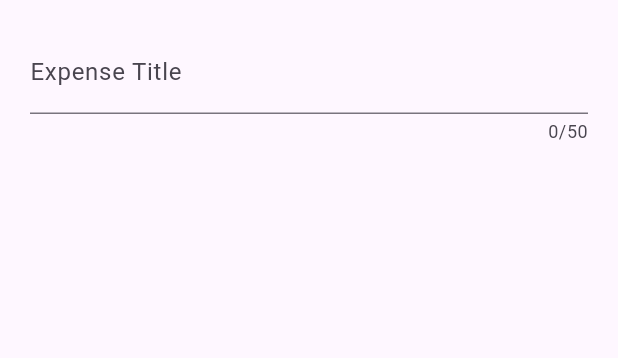
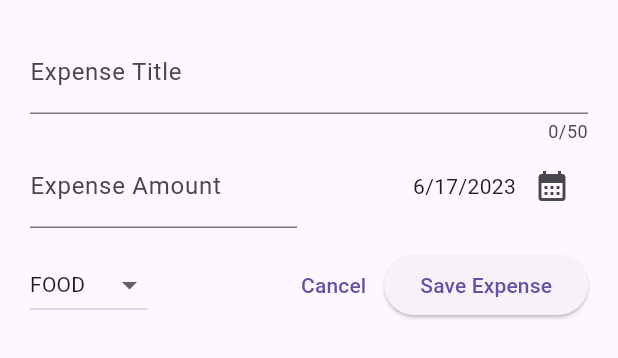
Before and after one commit to thekalpeshchoudhary/expense_tracker, a Flutter app: the NewExpense widget shown alone on an empty page, opened directly, on a phone screen of 412 x 824 dp. Shown: the top 358 px of the screen. Run offline on Flutter 3.47's test engine with Material 2 defaults, Android fonts, the phone set to English and light mode, and no system bars.

Commit message:
Inputs and dropdowns in form

```diff
--- a/lib/widgets/expenses.dart
+++ b/lib/widgets/expenses.dart
@@ -36,7 +36,7 @@ class _ExpensesState extends State<Expenses> {
   ];
 
   void _openAddExpenseOverlay() {
-    showModalBottomSheet(context: context, builder: (ctx) => NewExpense());
+    showModalBottomSheet(context: context, builder: (ctx) => const NewExpense());
   }
 
   @override
--- a/lib/widgets/new_expense.dart
+++ b/lib/widgets/new_expense.dart
@@ -1,4 +1,8 @@
 import 'package:flutter/material.dart';
+import 'package:intl/intl.dart';
+import 'package:expense_tracker/models/expense.dart';
+
+final formatter = DateFormat.yMd();
 
 class NewExpense extends StatefulWidget {
   const NewExpense({super.key});
@@ -9,7 +13,33 @@ class NewExpense extends StatefulWidget {
 }
 
 class _NewExpenseState extends State<NewExpense> {
-  void _titleInput(String value) {}
+  final _titleController = TextEditingController();
+  final _amountController = TextEditingController();
+  DateTime theDate = DateTime.now();
+  Category _selectedCategory = Category.food;
+
+  void _percentDatePicker() {
+    final now = DateTime.now();
+    final firstDate = DateTime(now.year - 1, now.month, now.day);
+    showDatePicker(
+            context: context,
+            initialDate: now,
+            firstDate: firstDate,
+            lastDate: now)
+        .then((value) => {
+              setState(() {
+                theDate = value!;
+                print(value);
+              })
+            });
+  }
+
+  @override
+  void dispose() {
+    _titleController.dispose();
+    _amountController.dispose();
+    super.dispose();
+  }
 
   @override
   Widget build(BuildContext context) {
@@ -18,12 +48,86 @@ class _NewExpenseState extends State<NewExpense> {
       child: Column(
         children: [
           TextField(
-            onChanged: _titleInput,
+            controller: _titleController,
             maxLength: 50,
             decoration: const InputDecoration(
               label: Text('Expense Title'),
             ),
           ),
+          Row(
+            mainAxisAlignment: MainAxisAlignment.spaceBetween,
+            children: [
+              Expanded(
+                child: TextField(
+                  keyboardType: TextInputType.number,
+                  controller: _amountController,
+                  decoration: const InputDecoration(
+                    prefixText: '₹ ',
+                    label: Text('Expense Amount'),
+                  ),
+                ),
+              ),
+              const SizedBox(
+                width: 16,
+              ),
+              Expanded(
+                child: Row(
+                  mainAxisAlignment: MainAxisAlignment.end,
+                  crossAxisAlignment: CrossAxisAlignment.center,
+                  children: [
+                    Text(formatter.format(theDate)),
+                    IconButton(
+                      onPressed: _percentDatePicker,
+                      icon: const Icon(Icons.calendar_month),
+                    ),
+                  ],
+                ),
+              ),
+            ],
+          ),
+          const SizedBox(
+            height: 14,
+          ),
+          Row(
+            mainAxisAlignment: MainAxisAlignment.spaceBetween,
+            children: [
+              DropdownButton(
+                  value: _selectedCategory,
+                  items: Category.values
+                      .map(
+                        (category) => DropdownMenuItem(
+                          value: category,
+                          child: Text(
+                            category.name.toUpperCase(),
+                            style: const TextStyle(
+                                fontSize: 14, fontWeight: FontWeight.normal),
+                          ),
+                        ),
+                      )
+                      .toList(),
+                  onChanged: (value) {
+                    if (value == null) {
+                      return;
+                    }
+                    setState(() {
+                      _selectedCategory = value;
+                    });
+                  }),
+              const Spacer(),
+              TextButton(
+                onPressed: () {
+                  Navigator.pop(context);
+                },
+                child: const Text('Cancel'),
+              ),
+              ElevatedButton(
+                onPressed: () {
+                  print({_titleController.text, _amountController.text});
+                },
+                child: const Text('Save Expense'),
+              ),
+            ],
+          )
         ],
       ),
     );
```
